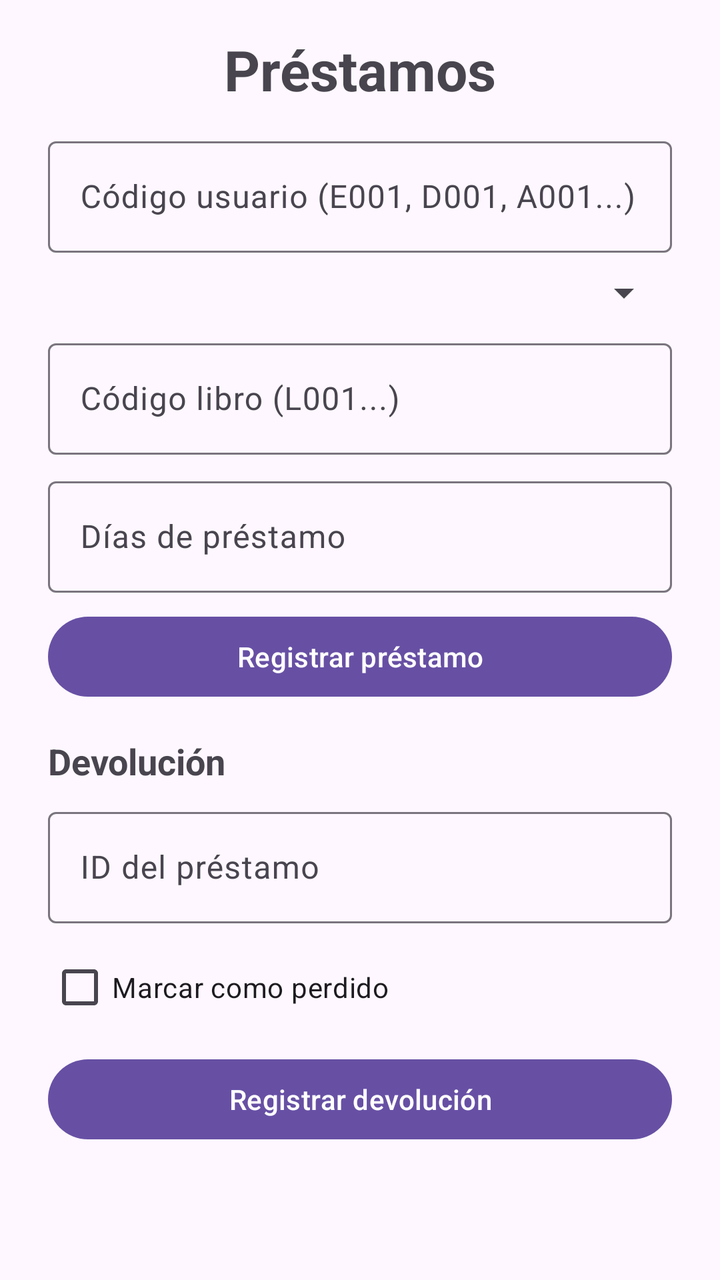
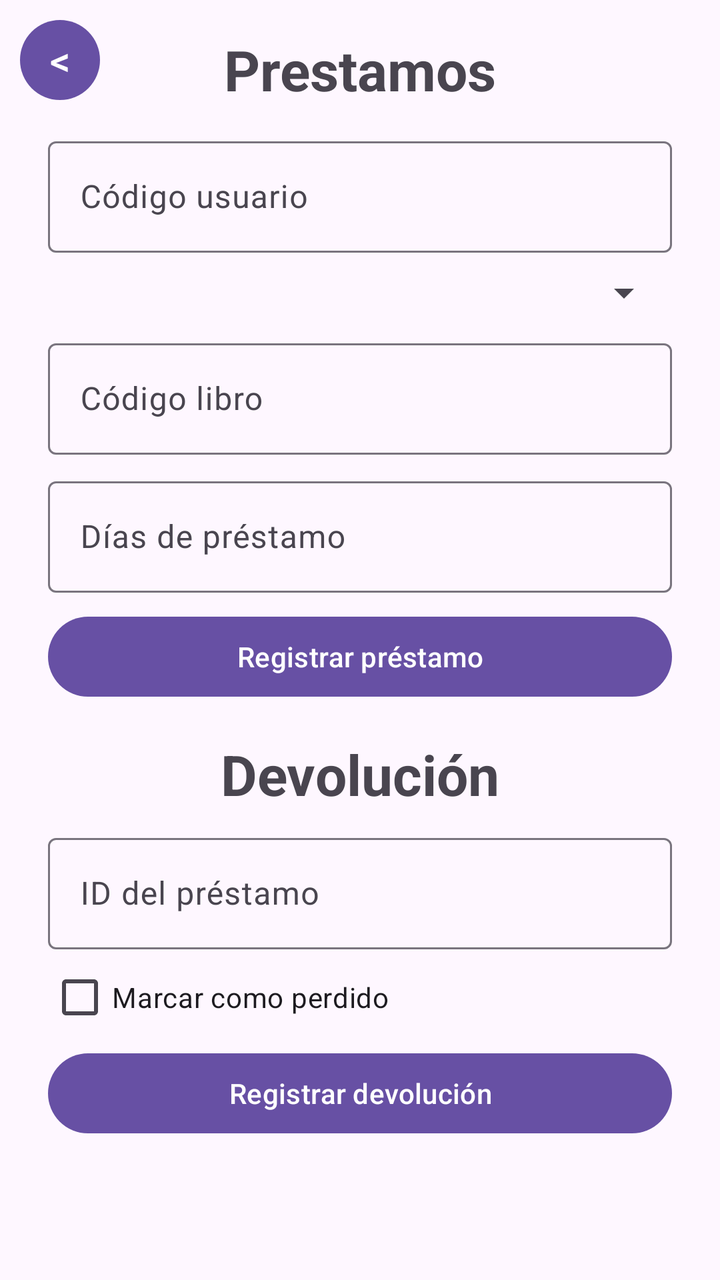

Two renders of the same Android screen: before a commit and after it. Below are the layout's source before the change and the commit's diff.
<!-- AndroidManifest.xml: application theme Theme.CesarYJuanClaudio -->
<!-- res/layout/activity_prestamos.xml -->
<?xml version="1.0" encoding="utf-8"?>
<androidx.constraintlayout.widget.ConstraintLayout
    xmlns:android="http://schemas.android.com/apk/res/android"
    xmlns:app="http://schemas.android.com/apk/res-auto"
    android:id="@+id/main"
    android:layout_width="match_parent"
    android:layout_height="match_parent">

    <TextView
        android:id="@+id/tv_titulo"
        android:layout_width="wrap_content"
        android:layout_height="wrap_content"
        android:text="Préstamos"
        android:textSize="28sp"
        android:textStyle="bold"
        android:layout_marginTop="16dp"
        app:layout_constraintTop_toTopOf="parent"
        app:layout_constraintStart_toStartOf="parent"
        app:layout_constraintEnd_toEndOf="parent"/>

    <com.google.android.material.textfield.TextInputLayout
        android:id="@+id/til_cod_usuario_prestamo"
        android:layout_width="0dp"
        android:layout_height="wrap_content"
        android:layout_marginHorizontal="24dp"
        android:layout_marginTop="12dp"
        app:layout_constraintTop_toBottomOf="@+id/tv_titulo"
        app:layout_constraintStart_toStartOf="parent"
        app:layout_constraintEnd_toEndOf="parent">
        <com.google.android.material.textfield.TextInputEditText
            android:id="@+id/et_cod_usuario_prestamo"
            android:layout_width="match_parent"
            android:layout_height="wrap_content"
            android:hint="Código usuario (E001, D001, A001...)"/>
    </com.google.android.material.textfield.TextInputLayout>

    <Spinner
        android:id="@+id/spinner_tipo_usuario"
        android:layout_width="0dp"
        android:layout_height="wrap_content"
        android:layout_marginHorizontal="24dp"
        android:layout_marginTop="8dp"
        app:layout_constraintTop_toBottomOf="@+id/til_cod_usuario_prestamo"
        app:layout_constraintStart_toStartOf="parent"
        app:layout_constraintEnd_toEndOf="parent"/>

    <com.google.android.material.textfield.TextInputLayout
        android:id="@+id/til_cod_libro_prestamo"
        android:layout_width="0dp"
        android:layout_height="wrap_content"
        android:layout_marginHorizontal="24dp"
        android:layout_marginTop="8dp"
        app:layout_constraintTop_toBottomOf="@+id/spinner_tipo_usuario"
        app:layout_constraintStart_toStartOf="parent"
        app:layout_constraintEnd_toEndOf="parent">
        <com.google.android.material.textfield.TextInputEditText
            android:id="@+id/et_cod_libro_prestamo"
            android:layout_width="match_parent"
            android:layout_height="wrap_content"
            android:hint="Código libro (L001...)"/>
    </com.google.android.material.textfield.TextInputLayout>

    <com.google.android.material.textfield.TextInputLayout
        android:id="@+id/til_dias"
        android:layout_width="0dp"
        android:layout_height="wrap_content"
        android:layout_marginHorizontal="24dp"
        android:layout_marginTop="8dp"
        app:layout_constraintTop_toBottomOf="@+id/til_cod_libro_prestamo"
        app:layout_constraintStart_toStartOf="parent"
        app:layout_constraintEnd_toEndOf="parent">
        <com.google.android.material.textfield.TextInputEditText
            android:id="@+id/et_dias"
            android:layout_width="match_parent"
            android:layout_height="wrap_content"
            android:hint="Días de préstamo"
            android:inputType="number"/>
    </com.google.android.material.textfield.TextInputLayout>

    <Button
        android:id="@+id/btn_prestar"
        android:layout_width="0dp"
        android:layout_height="wrap_content"
        android:layout_marginHorizontal="24dp"
        android:layout_marginTop="8dp"
        android:text="Registrar préstamo"
        app:layout_constraintTop_toBottomOf="@+id/til_dias"
        app:layout_constraintStart_toStartOf="parent"
        app:layout_constraintEnd_toEndOf="parent"/>

    
    <TextView
        android:id="@+id/tv_devolucion"
        android:layout_width="wrap_content"
        android:layout_height="wrap_content"
        android:text="Devolución"
        android:textSize="18sp"
        android:textStyle="bold"
        android:layout_marginTop="16dp"
        android:layout_marginStart="24dp"
        app:layout_constraintTop_toBottomOf="@+id/btn_prestar"
        app:layout_constraintStart_toStartOf="parent"/>

    <com.google.android.material.textfield.TextInputLayout
        android:id="@+id/til_id_prestamo"
        android:layout_width="0dp"
        android:layout_height="wrap_content"
        android:layout_marginHorizontal="24dp"
        android:layout_marginTop="8dp"
        app:layout_constraintTop_toBottomOf="@+id/tv_devolucion"
        app:layout_constraintStart_toStartOf="parent"
        app:layout_constraintEnd_toEndOf="parent">
        <com.google.android.material.textfield.TextInputEditText
            android:id="@+id/et_id_prestamo"
            android:layout_width="match_parent"
            android:layout_height="wrap_content"
            android:hint="ID del préstamo"
            android:inputType="number"/>
    </com.google.android.material.textfield.TextInputLayout>

    <CheckBox
        android:id="@+id/cb_perdido"
        android:layout_width="wrap_content"
        android:layout_height="wrap_content"
        android:text="Marcar como perdido"
        android:layout_marginStart="24dp"
        android:layout_marginTop="8dp"
        app:layout_constraintTop_toBottomOf="@+id/til_id_prestamo"
        app:layout_constraintStart_toStartOf="parent"/>

    <Button
        android:id="@+id/btn_devolver"
        android:layout_width="0dp"
        android:layout_height="wrap_content"
        android:layout_marginHorizontal="24dp"
        android:layout_marginTop="8dp"
        android:text="Registrar devolución"
        app:layout_constraintTop_toBottomOf="@+id/cb_perdido"
        app:layout_constraintStart_toStartOf="parent"
        app:layout_constraintEnd_toEndOf="parent"/>

    <ListView
        android:id="@+id/lv_prestamos"
        android:layout_width="0dp"
        android:layout_height="0dp"
        android:layout_marginHorizontal="24dp"
        android:layout_marginTop="8dp"
        android:layout_marginBottom="8dp"
        app:layout_constraintTop_toBottomOf="@+id/btn_devolver"
        app:layout_constraintBottom_toBottomOf="parent"
        app:layout_constraintStart_toStartOf="parent"
        app:layout_constraintEnd_toEndOf="parent"/>

</androidx.constraintlayout.widget.ConstraintLayout>
<!-- resources referenced by this layout -->
<resources>
  <style name="Theme.CesarYJuanClaudio" parent="Base.Theme.CesarYJuanClaudio" />
  <style name="Base.Theme.CesarYJuanClaudio" parent="Theme.Material3.DayNight.NoActionBar">
          
          
      </style>
</resources>

<!-- the commit's change to res/layout/activity_prestamos.xml (unified diff, before → after) -->
@@ -6,11 +6,39 @@
     android:layout_width="match_parent"
     android:layout_height="match_parent">
 
+    <Button
+        android:id="@+id/btn_retroceder"
+
+        android:layout_width="40dp"
+        android:layout_height="40dp"
+
+        android:text="@string/retroceder"
+        android:textStyle="normal"
+
+        android:textSize="20sp"
+        android:padding="0dp"
+
+        android:insetTop="0dp"
+        android:insetBottom="0dp"
+
+        android:minWidth="0dp"
+        android:minHeight="0dp"
+
+        android:gravity="center"
+        app:cornerRadius="24dp"
+
+        app:layout_constraintStart_toStartOf="parent"
+        app:layout_constraintTop_toTopOf="parent"
+
+        android:layout_marginTop="10dp"
+        android:layout_marginStart="10dp"
+        />
+
     <TextView
         android:id="@+id/tv_titulo"
         android:layout_width="wrap_content"
         android:layout_height="wrap_content"
-        android:text="Préstamos"
+        android:text="Prestamos"
         android:textSize="28sp"
         android:textStyle="bold"
         android:layout_marginTop="16dp"
@@ -31,7 +59,7 @@
             android:id="@+id/et_cod_usuario_prestamo"
             android:layout_width="match_parent"
             android:layout_height="wrap_content"
-            android:hint="Código usuario (E001, D001, A001...)"/>
+            android:hint="Código usuario"/>
     </com.google.android.material.textfield.TextInputLayout>
 
     <Spinner
@@ -57,7 +85,7 @@
             android:id="@+id/et_cod_libro_prestamo"
             android:layout_width="match_parent"
             android:layout_height="wrap_content"
-            android:hint="Código libro (L001...)"/>
+            android:hint="Código libro"/>
     </com.google.android.material.textfield.TextInputLayout>
 
     <com.google.android.material.textfield.TextInputLayout
@@ -94,10 +122,10 @@
         android:layout_width="wrap_content"
         android:layout_height="wrap_content"
         android:text="Devolución"
-        android:textSize="18sp"
+        android:textSize="28sp"
         android:textStyle="bold"
         android:layout_marginTop="16dp"
-        android:layout_marginStart="24dp"
+        app:layout_constraintEnd_toEndOf="parent"
         app:layout_constraintTop_toBottomOf="@+id/btn_prestar"
         app:layout_constraintStart_toStartOf="parent"/>
 
@@ -124,7 +152,6 @@
         android:layout_height="wrap_content"
         android:text="Marcar como perdido"
         android:layout_marginStart="24dp"
-        android:layout_marginTop="8dp"
         app:layout_constraintTop_toBottomOf="@+id/til_id_prestamo"
         app:layout_constraintStart_toStartOf="parent"/>
 
@@ -133,7 +160,6 @@
         android:layout_width="0dp"
         android:layout_height="wrap_content"
         android:layout_marginHorizontal="24dp"
-        android:layout_marginTop="8dp"
         android:text="Registrar devolución"
         app:layout_constraintTop_toBottomOf="@+id/cb_perdido"
         app:layout_constraintStart_toStartOf="parent"
<!-- resource entries referenced after the edit -->
@@ -1,5 +1,6 @@
 <!-- resources referenced by this layout -->
 <resources>
+  <string name="retroceder">&lt;</string>
   <style name="Theme.CesarYJuanClaudio" parent="Base.Theme.CesarYJuanClaudio" />
   <style name="Base.Theme.CesarYJuanClaudio" parent="Theme.Material3.DayNight.NoActionBar">
           
